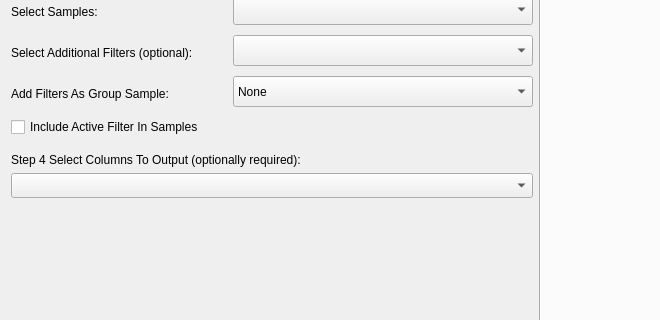
Before: the Qt Designer form ui/ExporterUI.ui in kathrynmetcalf/GeoCORK, drawn with Qt 5; both pictures show x 0 to 660 and y 167 to 487 of the 1071 by 644 pixel window.
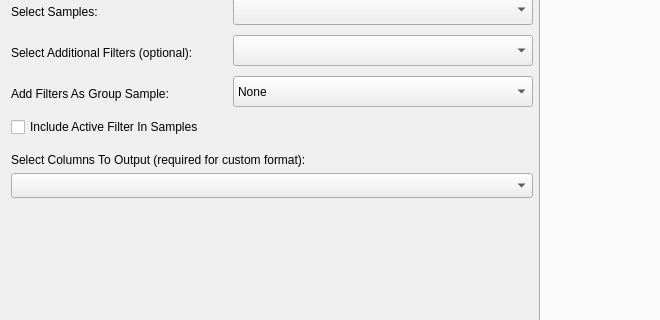
After: the same form once the commit is applied. Custom widgets are drawn as their Qt base class.

Commit message: Removed step 4 label since there are no other steps labeled.

What changed in the file:
```diff
--- a/ui/ExporterUI.ui
+++ b/ui/ExporterUI.ui
@@ -449,7 +449,7 @@
         <string>Select columns to add to the exported tabs on the right. For non-database exports these are required.</string>
        </property>
        <property name="text">
-        <string>Step 4 Select Columns To Output (optionally required):  </string>
+        <string>Select Columns To Output (required for custom format):  </string>
        </property>
        <property name="wordWrap">
         <bool>true</bool>
```
